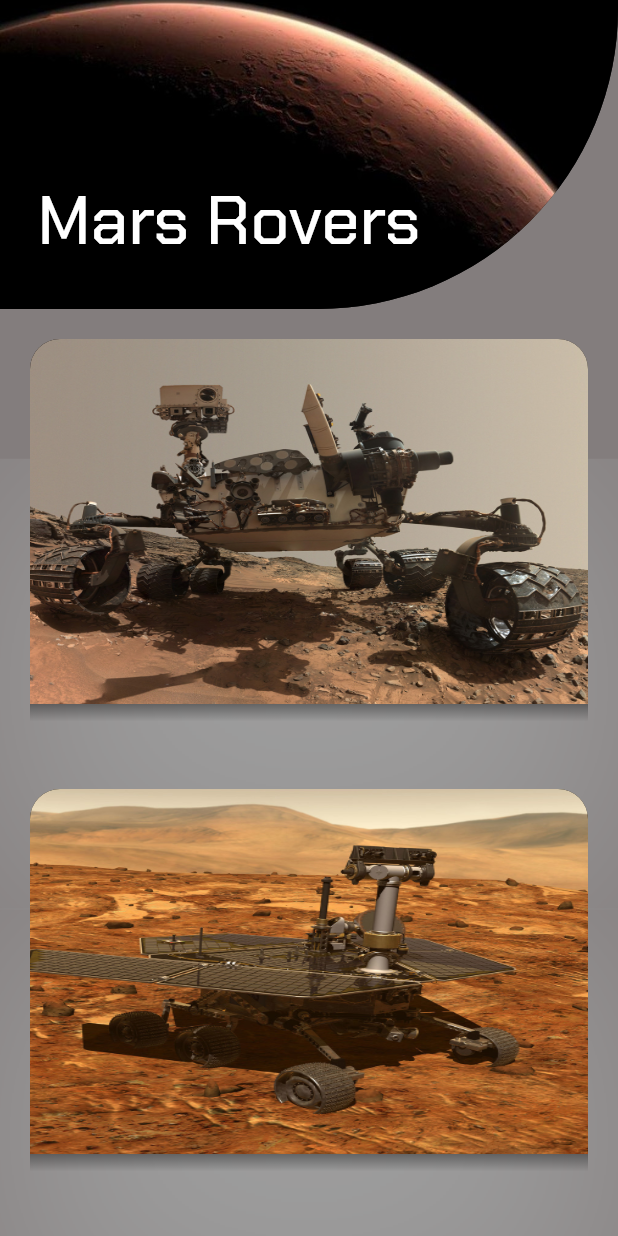
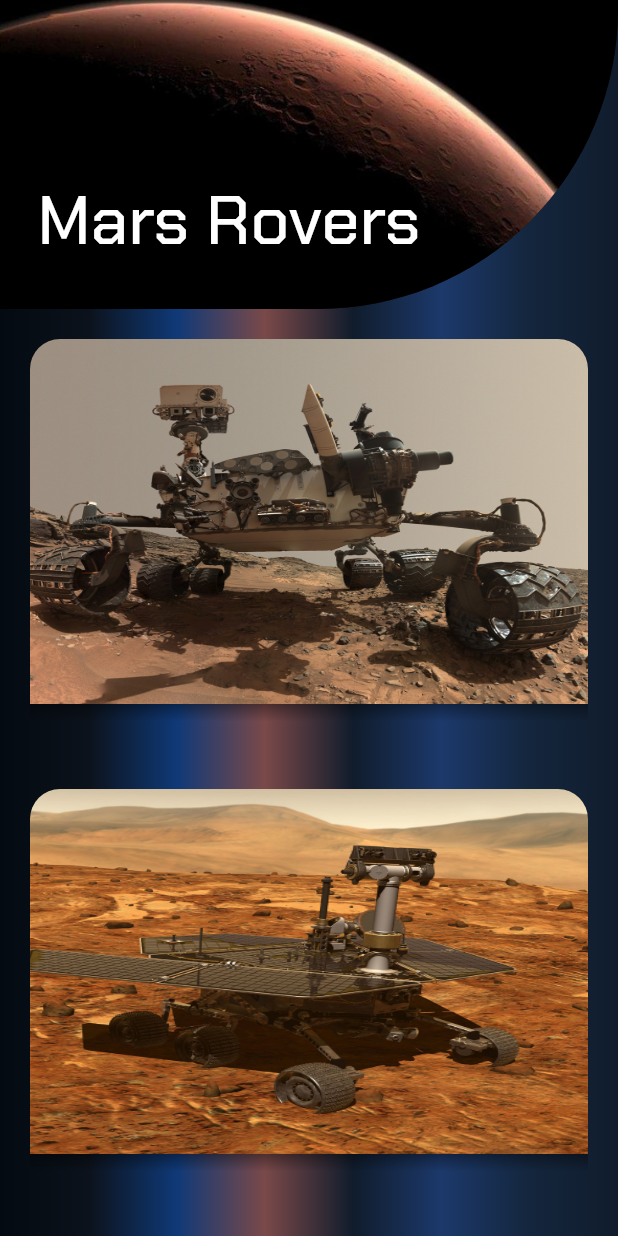
Before and after one commit to junchan-deriv/flutter-nasa, a Flutter app: the screen it shows after launch, on a phone screen of 412 x 824 dp. Run offline on Flutter 3.47's test engine with Material 2 defaults, Android fonts, the light colour scheme and no system bars; our stand-ins replace drop_shadow_image, flutter_bloc, lottie, page_transition.

Commit message:
some ui T_T

```diff
--- a/lib/pages/rover_page.dart
+++ b/lib/pages/rover_page.dart
@@ -19,8 +19,23 @@ class RoverPage extends StatelessWidget {
     ];
 
     return Scaffold(
-      backgroundColor: Color.fromARGB(255, 131, 125, 125),
-      body: CustomScrollView(
+      // backgroundColor: Color.fromARGB(255, 131, 125, 125),
+      body: Container(
+        decoration: BoxDecoration(
+            gradient: LinearGradient(
+          colors: [
+            Color.fromARGB(255, 4, 10, 17),
+            Color.fromARGB(255, 12, 18, 27),
+            Color.fromARGB(255, 15, 57, 119),
+            Color.fromARGB(255, 122, 73, 73),
+            Color.fromARGB(255, 16, 28, 44),
+            Color.fromARGB(255, 28, 57, 107),
+            Color.fromARGB(255, 20, 38, 61),
+            Color.fromARGB(255, 16, 28, 44),
+          ],
+          //  begin: Alignment.topRight, end: Alignment.bottomLeft
+        )),
+        child: CustomScrollView(
           slivers: [
             SliverAppBar(
               elevation: 15,
@@ -58,14 +73,6 @@ class RoverPage extends StatelessWidget {
                     }));
                   },
                   child: Container(
-                    decoration: BoxDecoration(boxShadow: [
-                      BoxShadow(
-                          offset: Offset(0, 100),
-                          spreadRadius: 0.11,
-                          blurRadius: 3000,
-                          blurStyle: BlurStyle.inner,
-                          color: Colors.grey)
-                    ]),
                     child: Padding(
                         padding: EdgeInsets.all(20.0),
                         child: ClipRRect(
@@ -79,12 +86,15 @@ class RoverPage extends StatelessWidget {
                               fit: BoxFit.fill,
                             ),
                           ),
+                          //blured image is the widget
                         )),
-                  ));
+                  ),
+                );
               },
               childCount: rovers.length,
             )),
           ],
+        ),
       ),
       // appBar: AppBar(
       //   elevation: 15,
```
Also changed, not shown: 5 other files. Lines whose indentation alone changed are shown as unchanged.
